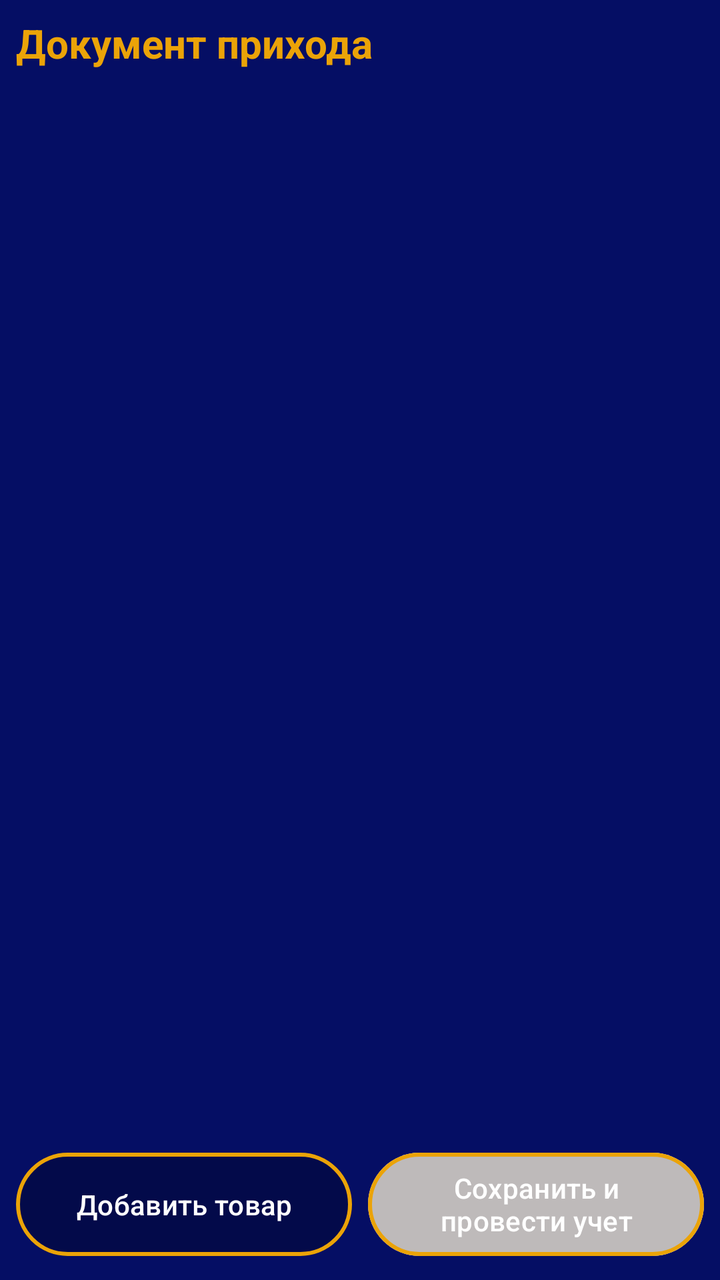
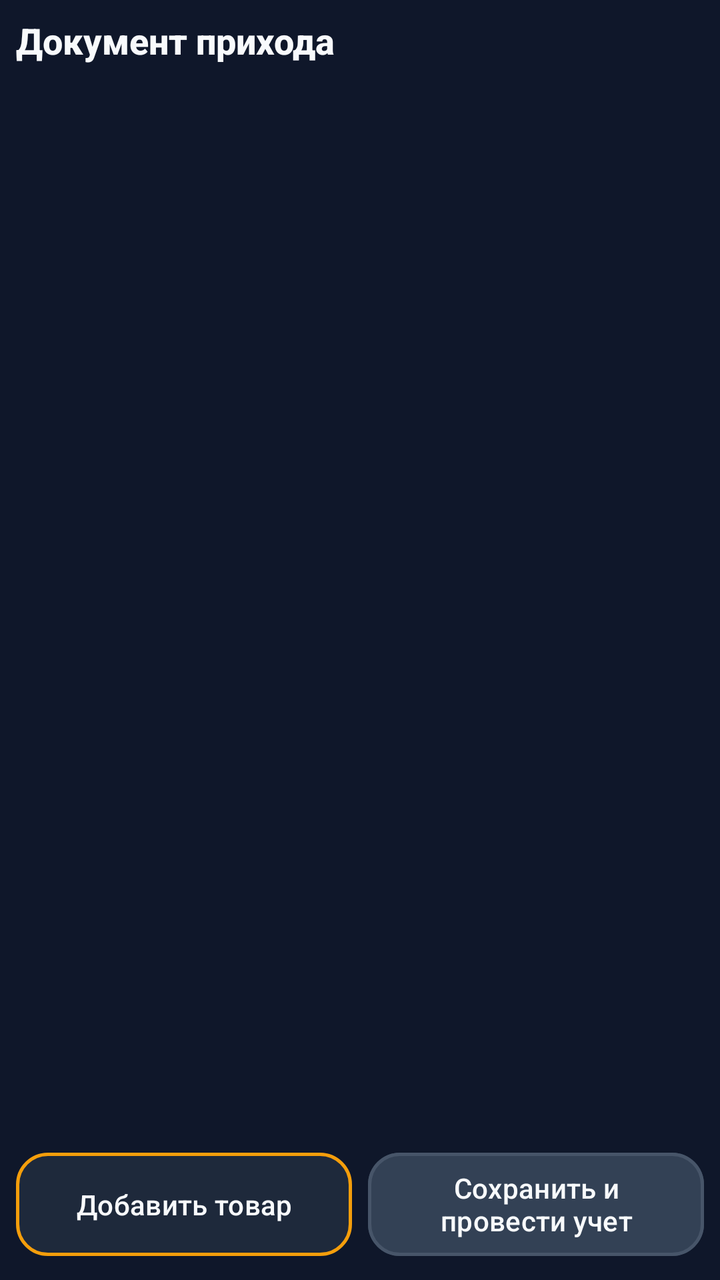

The first picture is an Android layout as it rendered before a commit; the second is the same layout after the commit. The layout source and the unified diff follow.
<!-- AndroidManifest.xml: application theme Theme.ScannerKotlin -->
<!-- res/layout/activity_document_products.xml -->
<?xml version="1.0" encoding="utf-8"?>
<RelativeLayout xmlns:android="http://schemas.android.com/apk/res/android"
    xmlns:tools="http://schemas.android.com/tools"
    android:id="@+id/comingProductsRoot"
    android:layout_width="match_parent"
    android:layout_height="match_parent"
    xmlns:app="http://schemas.android.com/apk/res-auto"
    android:background="@color/dark_blue"
    android:padding="@dimen/coming_screen_padding">


    <LinearLayout
        android:id="@+id/topSection"
        android:layout_width="match_parent"
        android:layout_height="wrap_content"
        android:orientation="vertical"
        android:layout_alignParentTop="true">

        <TextView
            android:id="@+id/mainTitle"
            android:layout_width="match_parent"
            android:layout_height="wrap_content"
            android:textSize="20sp"
            android:textStyle="bold"
            android:text="@string/documentComingType"
            android:textColor="@color/yellow"/>

        <LinearLayout
            android:layout_width="match_parent"
            android:layout_height="wrap_content"
            android:orientation="horizontal"
            android:layout_marginTop="@dimen/coming_header_margin_top">

            <TextView
                android:id="@+id/tvArrivalNumber"
                android:layout_width="wrap_content"
                android:layout_height="wrap_content"
                android:textSize="16sp"/>

            <TextView
                android:id="@+id/tvArrivalDate"
                android:layout_width="wrap_content"
                android:layout_height="wrap_content"
                android:layout_marginStart="16dp"
                android:textSize="16sp"/>
        </LinearLayout>
    </LinearLayout>


    <TextView
        android:id="@+id/emptyProductListTextView"
        android:layout_width="wrap_content"
        android:layout_height="wrap_content"
        android:text="Список товаров пуст"
        android:textSize="18sp"
        android:visibility="gone"
        android:layout_centerInParent="true"/>


    <androidx.recyclerview.widget.RecyclerView
        android:id="@+id/rvProducts"
        android:layout_width="match_parent"
        android:layout_height="match_parent"
        android:layout_below="@id/topSection"
        android:layout_above="@id/buttonContainer"
        android:layout_marginTop="@dimen/coming_rv_margin_top"
        android:layout_marginBottom="@dimen/coming_rv_margin_bottom"
        android:clipToPadding="true"
        android:overScrollMode="never"/>


    <ProgressBar
        android:id="@+id/progressBar"
        android:layout_width="wrap_content"
        android:layout_height="wrap_content"
        android:visibility="gone"
        android:layout_centerInParent="true"/>


    <LinearLayout
        android:id="@+id/buttonContainer"
        android:layout_width="match_parent"
        android:layout_height="wrap_content"
        android:orientation="horizontal"
        android:layout_alignParentBottom="true"
        android:layout_marginTop="@dimen/coming_button_bar_margin_top">

        <Button
            android:id="@+id/btnAddProduct"
            android:layout_width="0dp"
            android:layout_height="match_parent"
            android:layout_weight="1"
            android:minHeight="@dimen/coming_button_min_height"
            android:backgroundTint="@color/field_blue"
            android:text="@string/btnAddProduct"
            tools:ignore="ButtonStyle"
            app:strokeColor="@color/yellow"
            app:strokeWidth="2dp"
            app:cornerRadius="1000dp"/>

        <Button
            android:id="@+id/btnSave"
            android:layout_width="0dp"
            android:layout_height="match_parent"
            android:layout_marginStart="8dp"
            android:layout_weight="1"
            android:minHeight="@dimen/coming_button_min_height"
            android:backgroundTint="@color/gray"
            android:text="@string/btnSave"
            tools:ignore="ButtonStyle"
            app:strokeColor="@color/yellow"
            app:strokeWidth="2dp"
            app:cornerRadius="1000dp"/>
    </LinearLayout>

</RelativeLayout>
<!-- resources referenced by this layout -->
<resources>
  <color name="dark_blue">#050E64</color>
  <color name="field_blue">#030A4A</color>
  <color name="gray">#BEBABA</color>
  <color name="yellow">#EBA308</color>
  <dimen name="coming_button_bar_margin_top">6dp</dimen>
  <dimen name="coming_button_min_height">48dp</dimen>
  <dimen name="coming_header_margin_top">4dp</dimen>
  <dimen name="coming_rv_margin_bottom">4dp</dimen>
  <dimen name="coming_rv_margin_top">4dp</dimen>
  <dimen name="coming_screen_padding">4dp</dimen>
  <string name="btnAddProduct">Добавить товар</string>
  <string name="btnSave">Сохранить и провести учет</string>
  <string name="documentComingType">Документ прихода</string>
  <style name="Theme.ScannerKotlin" parent="Base.Theme.ScannerKotlin" />
  <style name="Base.Theme.ScannerKotlin" parent="Theme.Material3.DayNight.NoActionBar">
          
          
      </style>
</resources>

<!-- the commit's change to res/layout/activity_document_products.xml (unified diff, before → after) -->
@@ -20,10 +20,11 @@
             android:id="@+id/mainTitle"
             android:layout_width="match_parent"
             android:layout_height="wrap_content"
-            android:textSize="20sp"
+            android:textSize="18sp"
             android:textStyle="bold"
+            android:fontFamily="sans-serif-medium"
             android:text="@string/documentComingType"
-            android:textColor="@color/yellow"/>
+            android:textColor="@color/white"/>
 
         <LinearLayout
             android:layout_width="match_parent"
@@ -93,10 +94,11 @@
             android:minHeight="@dimen/coming_button_min_height"
             android:backgroundTint="@color/field_blue"
             android:text="@string/btnAddProduct"
+            android:textColor="@color/white"
             tools:ignore="ButtonStyle"
             app:strokeColor="@color/yellow"
-            app:strokeWidth="2dp"
-            app:cornerRadius="1000dp"/>
+            app:strokeWidth="1.5dp"
+            app:cornerRadius="16dp"/>
 
         <Button
             android:id="@+id/btnSave"
@@ -105,12 +107,13 @@
             android:layout_marginStart="8dp"
             android:layout_weight="1"
             android:minHeight="@dimen/coming_button_min_height"
-            android:backgroundTint="@color/gray"
+            android:backgroundTint="@color/surface_elevated"
             android:text="@string/btnSave"
+            android:textColor="@color/white"
             tools:ignore="ButtonStyle"
-            app:strokeColor="@color/yellow"
-            app:strokeWidth="2dp"
-            app:cornerRadius="1000dp"/>
+            app:strokeColor="@color/stroke_muted"
+            app:strokeWidth="1.5dp"
+            app:cornerRadius="16dp"/>
     </LinearLayout>
 
 </RelativeLayout>
<!-- resource entries referenced after the edit -->
@@ -1,22 +1,64 @@
 <!-- resources referenced by this layout -->
 <resources>
-  <color name="dark_blue">#050E64</color>
-  <color name="field_blue">#030A4A</color>
-  <color name="gray">#BEBABA</color>
-  <color name="yellow">#EBA308</color>
-  <dimen name="coming_button_bar_margin_top">6dp</dimen>
+  <color name="dark_blue">#FF0F172A</color>
+  <color name="field_blue">#FF1E293B</color>
+  <color name="stroke_muted">#FF475569</color>
+  <color name="surface_elevated">#FF334155</color>
+  <color name="white">#FFF8FAFC</color>
+  <color name="gray">#FF94A3B8</color>
+  <style name="MyCustomMaterialAlertDialogStyle" parent="ThemeOverlay.MaterialComponents.MaterialAlertDialog">
+          
+          <item name="colorSurface">@color/dark_blue</item> 
+          <item name="android:background">@color/dark_blue</item> 
+          <item name="android:windowBackground">@color/dark_blue</item> 
+  
+          
+          <item name="materialAlertDialogTitleTextStyle">@style/MyCustomMaterialAlertDialog.TitleText</item>
+  
+          
+          <item name="materialAlertDialogBodyTextStyle">@style/MyCustomMaterialAlertDialog.BodyText</item>
+  
+          
+          <item name="buttonBarPositiveButtonStyle">@style/MyCustomMaterialAlertDialog.Button</item>
+          <item name="buttonBarNegativeButtonStyle">@style/MyCustomMaterialAlertDialog.Button</item>
+          <item name="buttonBarNeutralButtonStyle">@style/MyCustomMaterialAlertDialog.Button</item>
+      </style>
+  <style name="MyCustomMaterialAlertDialog.TitleText" parent="MaterialAlertDialog.MaterialComponents.Title.Text">
+          <item name="android:textColor">@color/yellow</item>
+          <item name="android:textSize">20sp</item> 
+      </style>
+  <style name="MyCustomMaterialAlertDialog.BodyText" parent="MaterialAlertDialog.MaterialComponents.Body.Text">
+          <item name="android:textColor">@color/yellow</item>
+          <item name="android:textSize">16sp</item> 
+      </style>
+  <style name="MyCustomMaterialAlertDialog.Button" parent="Widget.MaterialComponents.Button.TextButton.Dialog">
+          <item name="android:textColor">@color/yellow</item>
+          <item name="rippleColor">@color/yellow</item>
+          <item name="android:textSize">14sp</item> 
+      </style>
+  <color name="yellow">#FFF59E0B</color>
+  <dimen name="coming_button_bar_margin_top">4dp</dimen>
   <dimen name="coming_button_min_height">48dp</dimen>
   <dimen name="coming_header_margin_top">4dp</dimen>
-  <dimen name="coming_rv_margin_bottom">4dp</dimen>
-  <dimen name="coming_rv_margin_top">4dp</dimen>
+  <dimen name="coming_rv_margin_bottom">2dp</dimen>
+  <dimen name="coming_rv_margin_top">2dp</dimen>
   <dimen name="coming_screen_padding">4dp</dimen>
   <string name="btnAddProduct">Добавить товар</string>
   <string name="btnSave">Сохранить и провести учет</string>
   <string name="documentComingType">Документ прихода</string>
   <style name="Theme.ScannerKotlin" parent="Base.Theme.ScannerKotlin" />
   <style name="Base.Theme.ScannerKotlin" parent="Theme.Material3.DayNight.NoActionBar">
-          
-          
+          <item name="colorPrimary">@color/yellow</item>
+          <item name="colorOnPrimary">@color/dark_blue</item>
+          <item name="colorSecondary">@color/surface_elevated</item>
+          <item name="colorSurface">@color/field_blue</item>
+          <item name="android:colorBackground">@color/dark_blue</item>
+          <item name="android:statusBarColor">@color/dark_blue</item>
+          <item name="android:navigationBarColor">@color/dark_blue</item>
+          <item name="android:windowBackground">@color/dark_blue</item>
+          <item name="android:textColorPrimary">@color/white</item>
+          <item name="android:textColorSecondary">@color/gray</item>
+          <item name="materialAlertDialogTheme">@style/MyCustomMaterialAlertDialogStyle</item>
       </style>
 </resources>
 
